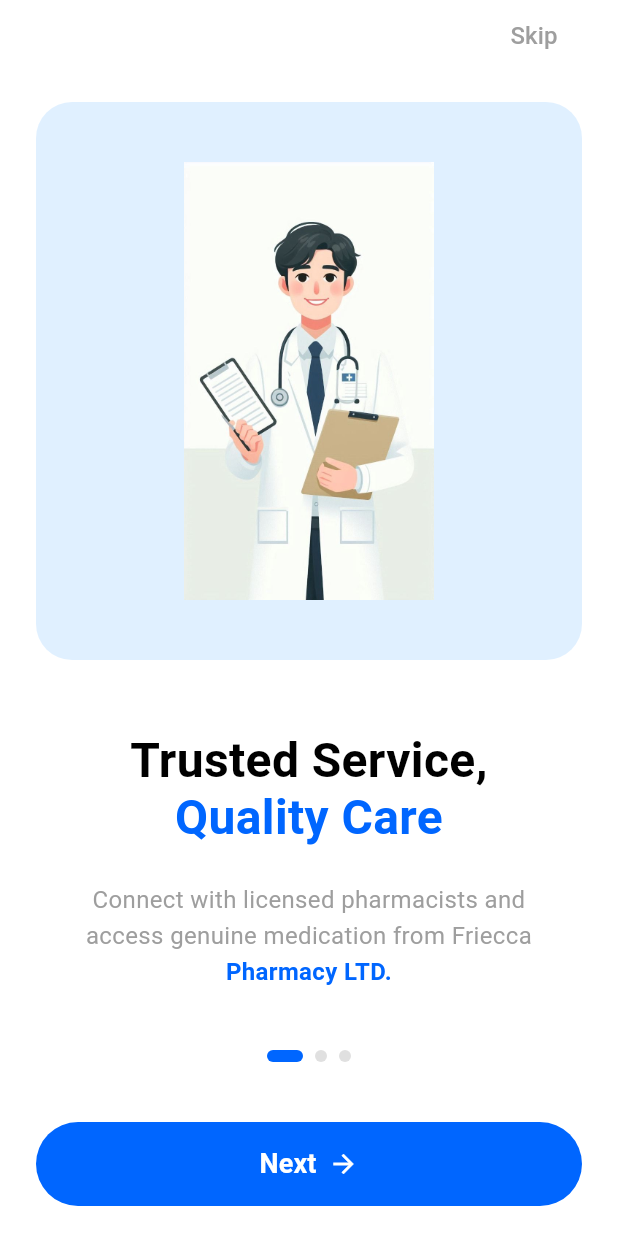
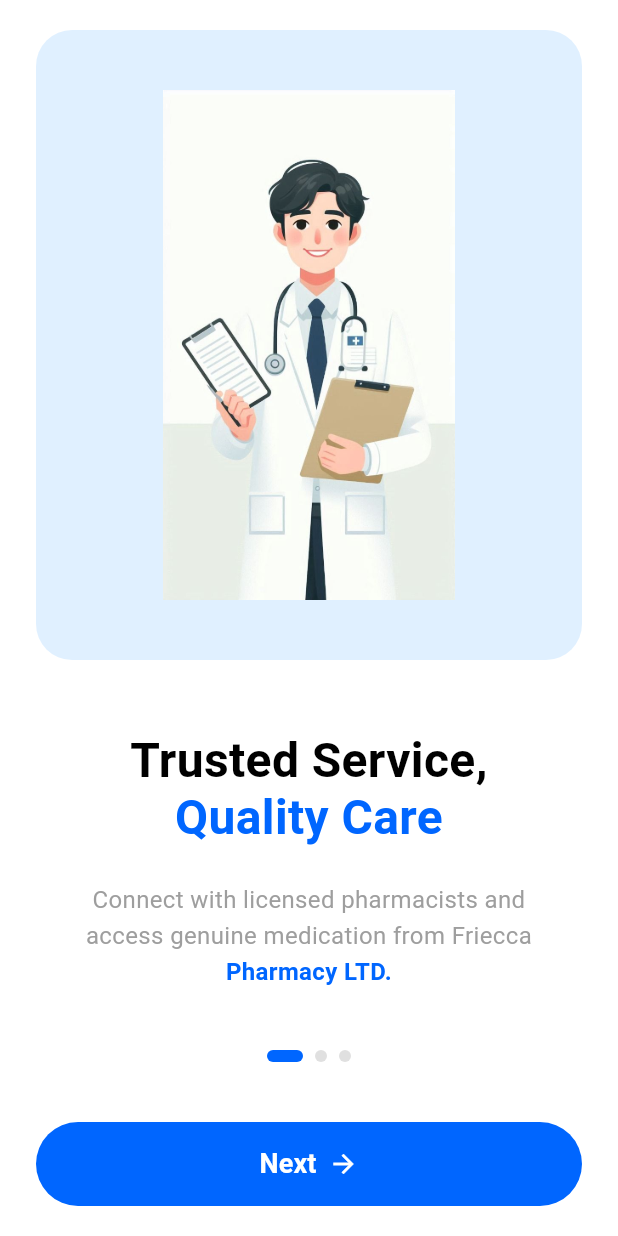
Before and after one commit to denistendo/FRIECCA-PHARMACY, a Flutter app: the screen it shows after launch, on a phone screen of 412 x 824 dp. Run offline on Flutter 3.47's test engine with Material 3 defaults, Android fonts, the phone set to English and light mode, and no system bars.

Commit message:
started onboardingscreen2

```diff
--- a/lib/onboarding/onboarding1.dart
+++ b/lib/onboarding/onboarding1.dart
@@ -15,24 +15,6 @@ class Onboarding1Screen extends StatelessWidget {
           padding: const EdgeInsets.symmetric(horizontal: 24.0),
           child: Column(
             children: [
-              // 1. Skip Button (Top Right)
-              Align(
-                alignment: Alignment.centerRight,
-                child: TextButton(
-                  onPressed: () {
-                    // TODO: Navigate to home or login screen
-                  },
-                  child: const Text(
-                    'Skip',
-                    style: TextStyle(
-                      color: Colors.grey,
-                      fontSize: 16,
-                      fontWeight: FontWeight.w500,
-                    ),
-                  ),
-                ),
-              ),
-
               const SizedBox(height: 20),
 
               // 2. Doctor Illustration
```
Also changed, not shown: 1 other file.
